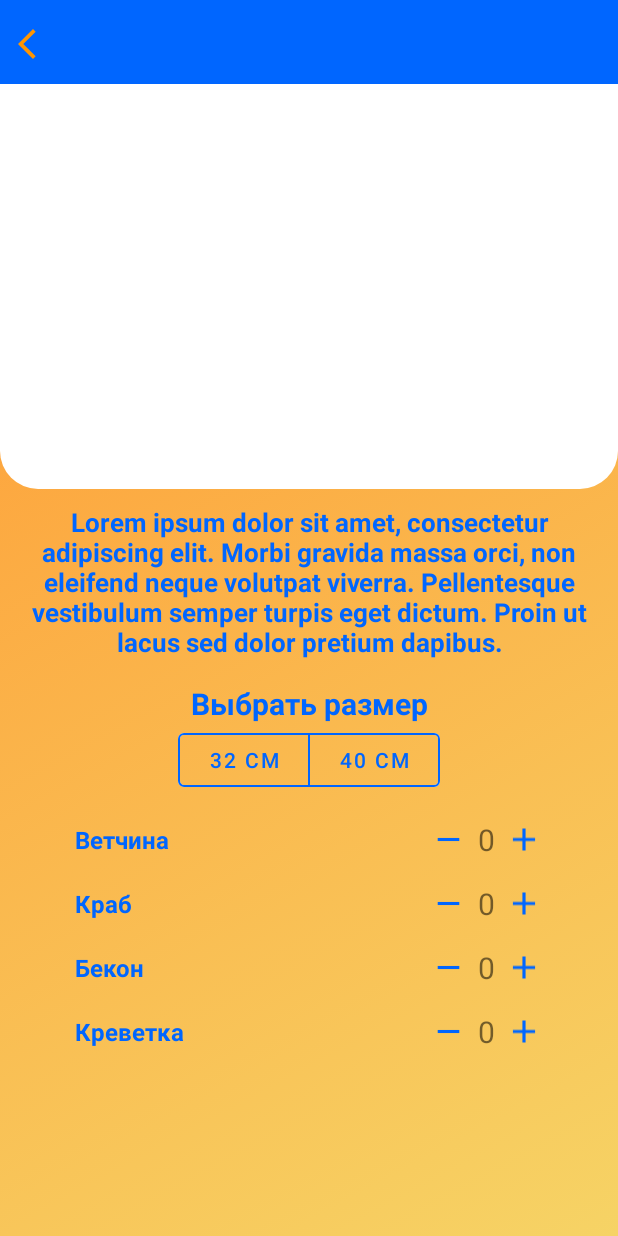
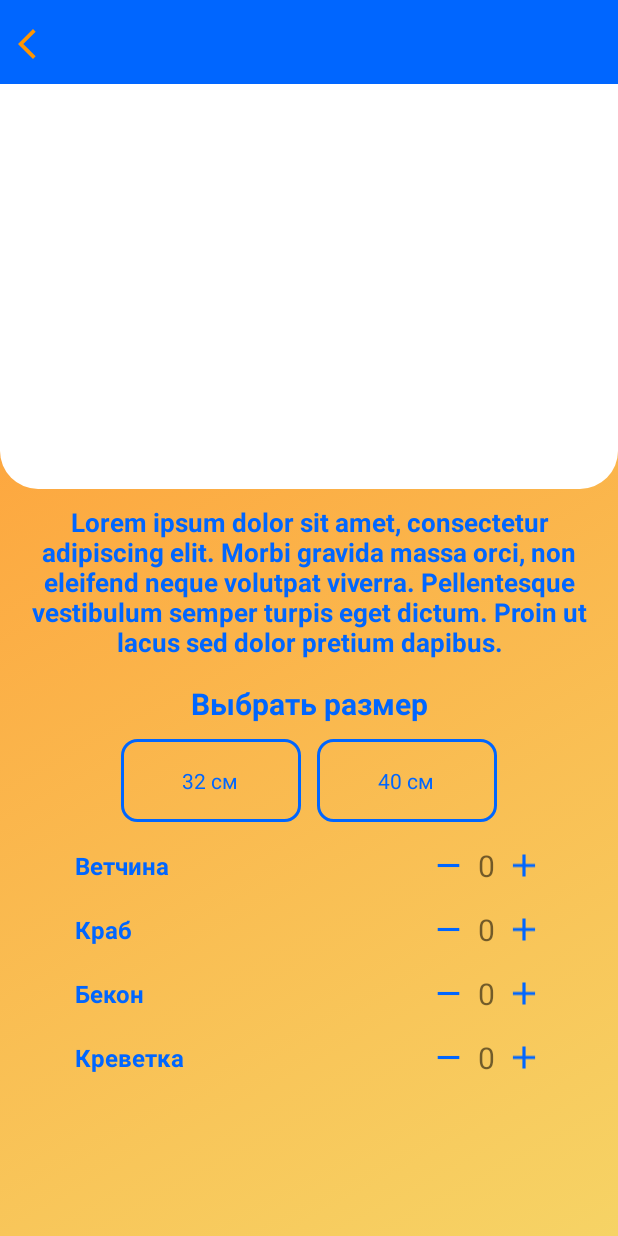
Before and after one commit to Ligetik/FoodMarketApp, an Android app: the DetailedActivity screen opened directly, with no data from a screen before it, on a phone screen of 412 x 824 dp. Run offline under Robolectric (Android 15) with nearby library versions, the phone set to English and light mode, and no system bars; our stand-ins replace ButterKnife.

Commit message:
activity_detailed radio buttons

```diff
--- /dev/null
+++ b/app/src/main/res/drawable/radio_normal_blue.xml
@@ -0,0 +1,8 @@
+<?xml version="1.0" encoding="utf-8"?>
+<shape xmlns:android="http://schemas.android.com/apk/res/android">
+    <solid android:color="@android:color/transparent"/>
+    <stroke
+        android:width="2dp"
+        android:color="@color/blue" />
+    <corners android:radius="10dp" />
+</shape>
--- /dev/null
+++ b/app/src/main/res/drawable/radio_selected_blue.xml
@@ -0,0 +1,8 @@
+<?xml version="1.0" encoding="utf-8"?>
+<shape xmlns:android="http://schemas.android.com/apk/res/android">
+    <solid android:color="@android:color/white"/>
+    <stroke
+        android:width="2dp"
+        android:color="@color/blue" />
+    <corners android:radius="10dp" />
+</shape>
--- /dev/null
+++ b/app/src/main/res/drawable/radio_selector_blue.xml
@@ -0,0 +1,10 @@
+<?xml version="1.0" encoding="utf-8"?>
+<selector xmlns:android="http://schemas.android.com/apk/res/android">
+    <item
+        android:state_checked="true"
+        android:drawable="@drawable/radio_selected_blue"/>
+
+    <item
+        android:state_checked="false"
+        android:drawable="@drawable/radio_normal_blue"/>
+</selector>
--- /dev/null
+++ b/app/src/main/res/drawable/radio_textcolor_blue.xml
@@ -0,0 +1,10 @@
+<?xml version="1.0" encoding="utf-8"?>
+<selector xmlns:android="http://schemas.android.com/apk/res/android">
+    <item
+        android:state_checked="true"
+        android:color="@color/orange"/>
+
+    <item
+        android:state_checked="false"
+        android:color="@color/blue"/>
+</selector>
--- a/app/src/main/res/layout/activity_detailed.xml
+++ b/app/src/main/res/layout/activity_detailed.xml
@@ -76,11 +76,57 @@
             android:textSize="17sp"
             android:textStyle="bold" />
 
+        <TextView
+            android:id="@+id/textView"
+            android:layout_width="wrap_content"
+            android:layout_height="wrap_content"
+            android:layout_below="@+id/item_descr"
+            android:layout_alignParentStart="true"
+            android:layout_alignParentEnd="true"
+            android:layout_marginTop="15dp"
+            android:gravity="center"
+            android:text="Выбрать размер"
+            android:textColor="@color/blue"
+            android:textSize="20sp"
+            android:textStyle="bold" />
+
+        <RadioGroup
+            android:id="@+id/item_size"
+            android:layout_width="wrap_content"
+            android:layout_height="wrap_content"
+            android:layout_below="@+id/textView"
+            android:layout_centerHorizontal="true"
+            android:layout_marginTop="10dp"
+            android:orientation="horizontal">
+
+            <RadioButton
+                android:id="@+id/radioButton1"
+                android:layout_width="120dp"
+                android:layout_height="55dp"
+                android:layout_marginRight="5dp"
+                android:background="@drawable/radio_selector_blue"
+                android:button="@android:color/transparent"
+                android:text="32 см"
+                android:textAlignment="center"
+                android:textColor="@drawable/radio_textcolor_blue" />
+
+            <RadioButton
+                android:id="@+id/radioButton2"
+                android:layout_width="120dp"
+                android:layout_height="55dp"
+                android:layout_marginLeft="5dp"
+                android:background="@drawable/radio_selector_blue"
+                android:button="@android:color/transparent"
+                android:text="40 см"
+                android:textAlignment="center"
+                android:textColor="@drawable/radio_textcolor_blue" />
+        </RadioGroup>
+
         <RelativeLayout
             android:id="@+id/orderPayment"
             android:layout_width="match_parent"
             android:layout_height="wrap_content"
-            android:layout_below="@+id/toggleButton"
+            android:layout_below="@+id/item_size"
             android:layout_marginTop="15dp"
             android:orientation="vertical"
             android:paddingLeft="50dp"
@@ -310,49 +356,6 @@
 
         </RelativeLayout>
 
-        <com.google.android.material.button.MaterialButtonToggleGroup
-            android:id="@+id/toggleButton"
-            android:layout_width="wrap_content"
-            android:layout_height="wrap_content"
-            android:layout_below="@+id/textView"
-            android:layout_alignParentStart="true"
-            android:layout_alignParentEnd="true"
-            android:gravity="center">
-
-            <Button
-                android:id="@+id/button1"
-                style="?attr/materialButtonOutlinedStyle"
-                android:layout_width="wrap_content"
-                android:layout_height="wrap_content"
-                android:text="32 см"
-                android:textColor="@color/blue"
-                app:rippleColor="@color/white"
-                app:strokeColor="@color/blue" />
-
-            <Button
-                android:id="@+id/button2"
-                style="?attr/materialButtonOutlinedStyle"
-                android:layout_width="wrap_content"
-                android:layout_height="wrap_content"
-                android:text="40 см"
-                android:textColor="@color/blue"
-                app:rippleColor="@color/white"
-                app:strokeColor="@color/blue" />
-        </com.google.android.material.button.MaterialButtonToggleGroup>
-
-        <TextView
-            android:id="@+id/textView"
-            android:layout_width="wrap_content"
-            android:layout_height="wrap_content"
-            android:layout_below="@+id/item_descr"
-            android:layout_alignParentStart="true"
-            android:layout_alignParentEnd="true"
-            android:layout_marginTop="15dp"
-            android:gravity="center"
-            android:text="Выбрать размер"
-            android:textColor="@color/blue"
-            android:textSize="20sp"
-            android:textStyle="bold" />
 
     </RelativeLayout>
 
```
